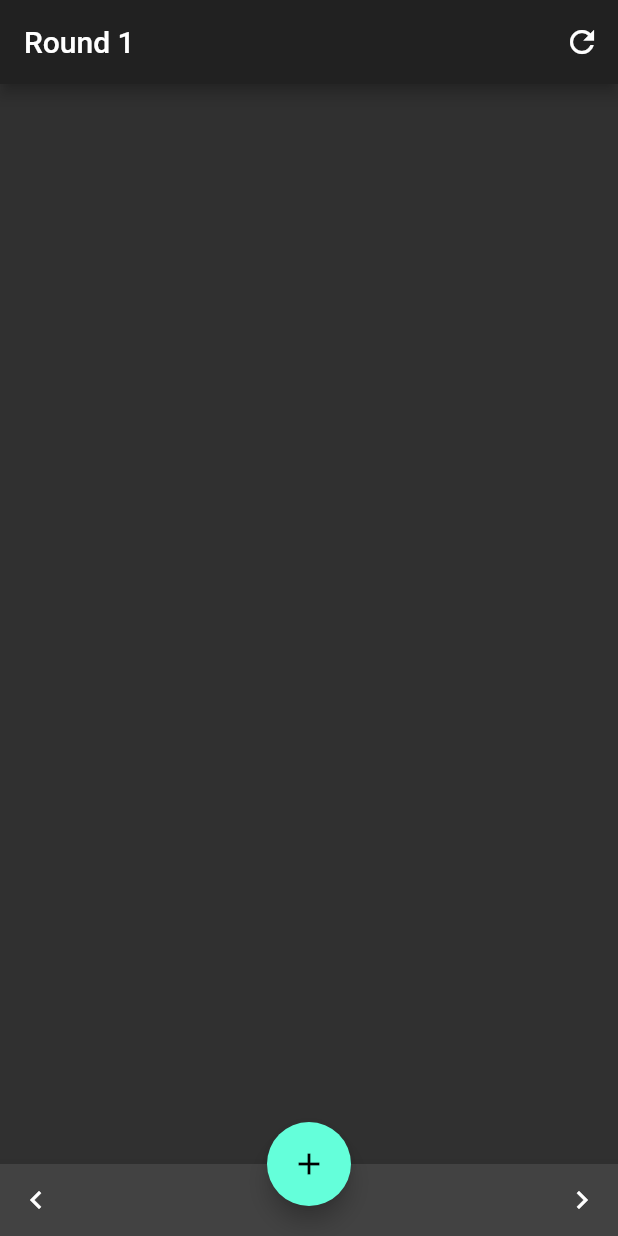
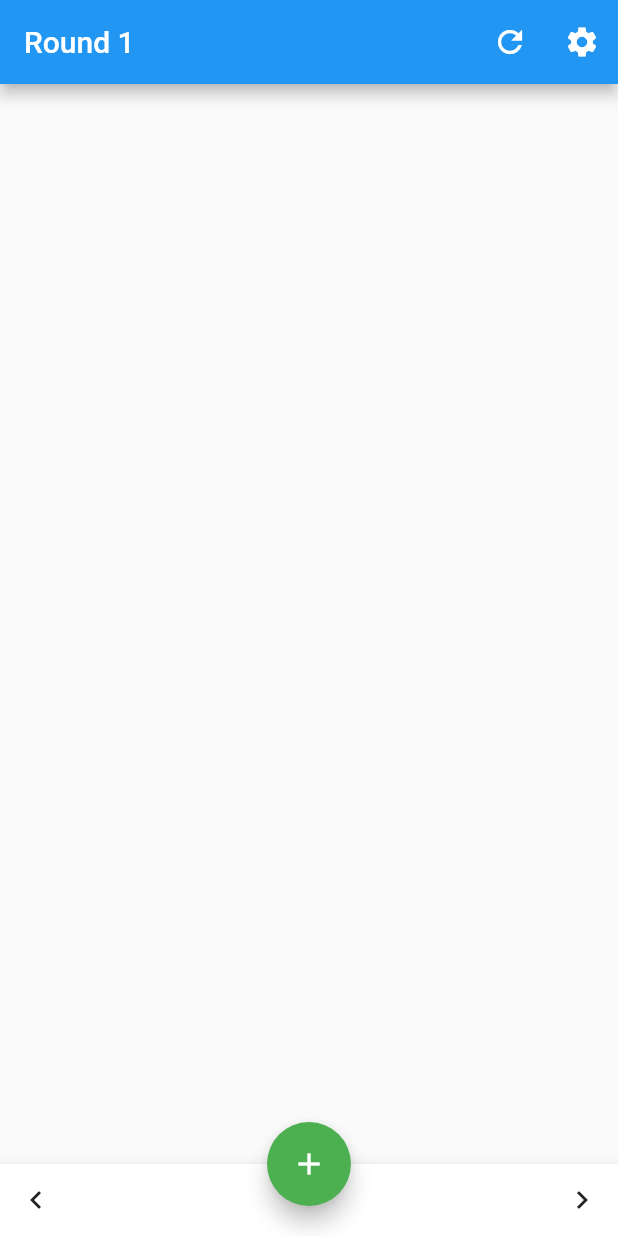
Before and after one commit to tsonnen/InitiativeTracker, a Flutter app: the screen it shows after launch, on a phone screen of 412 x 824 dp. Run offline on Flutter 3.47's test engine with Material 2 defaults, Android fonts, the phone set to English and light mode, and no system bars; our stand-ins replace dynamic_theme; missing offline and left inert: preferences.

```diff
--- a/lib/main.dart
+++ b/lib/main.dart
@@ -2,8 +2,13 @@ import 'package:flutter/material.dart';
 import 'package:scoped_model/scoped_model.dart';
 import 'package:initiative_tracker/character_model.dart';
 import 'package:initiative_tracker/screens/home_screen.dart';
+import 'package:preferences/preferences.dart';
+import 'package:dynamic_theme/dynamic_theme.dart';
 
-void main() => runApp(new MyApp());
+void main() async{
+  await PrefService.init(prefix: "pref_");
+  runApp(new MyApp());
+}
 
 class MyApp extends StatelessWidget {
   final routes = <String, WidgetBuilder>{
@@ -12,14 +17,21 @@ class MyApp extends StatelessWidget {
 
   @override
   Widget build(BuildContext context) {
-    return ScopedModel<CharacterListModel>(
+    return new DynamicTheme(
+        defaultBrightness: Brightness.light,
+        data: (brightness) =>
+            new ThemeData(brightness: brightness, accentColor: Colors.green),
+        themedWidgetBuilder: (context, theme) {
+          return new ScopedModel<CharacterListModel>(
             model: CharacterListModel(),
             child: MaterialApp(
               title: 'Initiative Tracker',
-        theme: ThemeData.dark(),
+              theme: theme,
               home: HomeScreen(),
               routes: routes,
             )
           );
         }
+      );
   }
+}
--- a/lib/screens/home_screen.dart
+++ b/lib/screens/home_screen.dart
@@ -3,6 +3,7 @@ import 'package:initiative_tracker/character_model.dart';
 import 'package:scoped_model/scoped_model.dart';
 import 'package:initiative_tracker/screens/add_character.dart';
 import 'package:initiative_tracker/screens/edit_character.dart';
+import 'package:initiative_tracker/screens/settings_screen.dart';
 
 class HomeScreen extends StatefulWidget {
   static final String route = "Home-Screen";
@@ -38,6 +39,15 @@ class HomeScreenState extends State<HomeScreen>{
                 updateTitle(model);
               },
             ),
+            IconButton(
+              icon: Icon(Icons.settings),
+              onPressed: (){
+                Navigator
+                  .of(context)
+                  .push(MaterialPageRoute(builder: (context) => SettingsPage()));
+              },
+            )
+
           ],
         ),
         body: Container(
--- a/pubspec.yaml
+++ b/pubspec.yaml
@@ -20,6 +20,8 @@ dependencies:
   # Use with the CupertinoIcons class for iOS style icons.
   cupertino_icons: ^0.1.2
   scoped_model: ^1.0.1
+  preferences: ^3.0.0
+  dynamic_theme: ^1.0.1
 
 dev_dependencies:
   flutter_test:
```
Also changed, not shown: lib/screens/settings_screen.dart (added, +47 -0 lines), 2 other files. Lines whose indentation alone changed are shown as unchanged.
